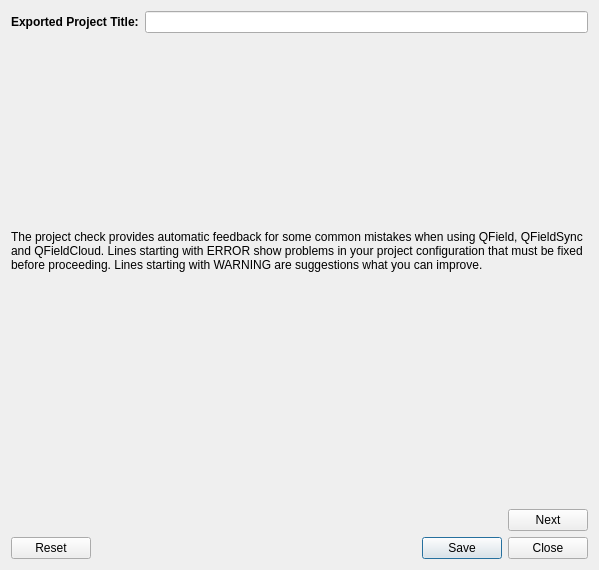
opengisch/qfieldsync, file qfieldsync/ui/package_dialog.ui: the form before one commit.
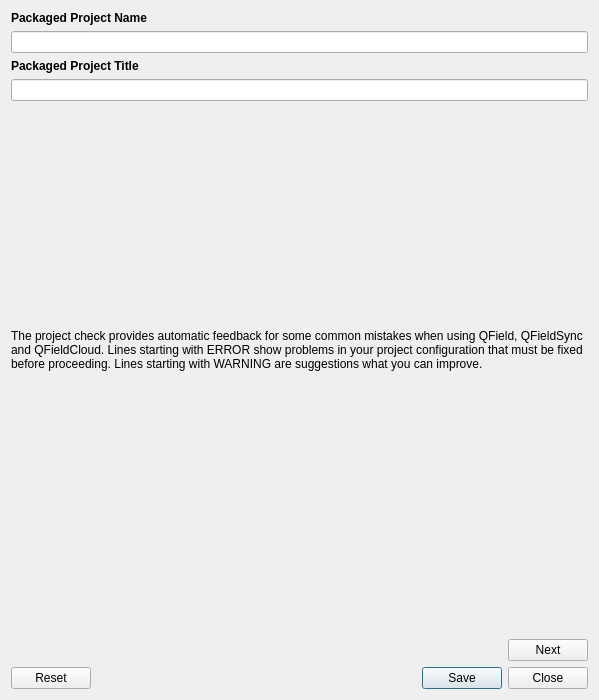
The form after the commit. Custom widgets are drawn as their Qt base class.

Commit message: Adding line edit for specify the project name, and improve the synchronization of packaged projects

Patch:
```diff
--- a/qfieldsync/ui/package_dialog.ui
+++ b/qfieldsync/ui/package_dialog.ui
@@ -7,7 +7,7 @@
     <x>0</x>
     <y>0</y>
     <width>599</width>
-    <height>570</height>
+    <height>700</height>
    </rect>
   </property>
   <property name="windowTitle">
@@ -15,14 +15,12 @@
   </property>
   <layout class="QVBoxLayout" name="verticalLayout_3">
    <item>
-    <layout class="QHBoxLayout" name="horizontalLayout_2">
-     <property name="topMargin">
-      <number>0</number>
-     </property>
-     <item>
       <widget class="QLabel" name="label_2">
+     <property name="styleSheet">
+      <string notr="true">bold</string>
+     </property>
        <property name="text">
-        <string>&lt;html&gt;&lt;head/&gt;&lt;body&gt;&lt;p&gt;&lt;span style=&quot; font-weight:600;&quot;&gt;Exported Project Title:&lt;/span&gt;&lt;/p&gt;&lt;/body&gt;&lt;/html&gt;</string>
+      <string>&lt;html&gt;&lt;head/&gt;&lt;body&gt;&lt;p&gt;&lt;span style=&quot; font-weight:600;&quot;&gt;Packaged Project Name&lt;/span&gt;&lt;/p&gt;&lt;/body&gt;&lt;/html&gt;</string>
        </property>
        <property name="textFormat">
         <enum>Qt::RichText</enum>
@@ -30,7 +28,7 @@
       </widget>
      </item>
      <item>
-      <widget class="QLineEdit" name="new_project_title">
+    <widget class="QLineEdit" name="packaged_project_name">
        <property name="sizePolicy">
         <sizepolicy hsizetype="MinimumExpanding" vsizetype="Preferred">
          <horstretch>0</horstretch>
@@ -42,7 +40,28 @@
        </property>
       </widget>
      </item>
-    </layout>
+   <item>
+    <widget class="QLabel" name="label_3">
+     <property name="text">
+      <string>&lt;p&gt;&lt;span style=&quot; font-weight:600;&quot;&gt;Packaged Project Title&lt;/span&gt;&lt;/p&gt;</string>
+     </property>
+     <property name="textFormat">
+      <enum>Qt::RichText</enum>
+     </property>
+    </widget>
+   </item>
+   <item>
+    <widget class="QLineEdit" name="packaged_project_title">
+     <property name="sizePolicy">
+      <sizepolicy hsizetype="MinimumExpanding" vsizetype="Preferred">
+       <horstretch>0</horstretch>
+       <verstretch>0</verstretch>
+      </sizepolicy>
+     </property>
+     <property name="text">
+      <string/>
+     </property>
+    </widget>
    </item>
    <item>
     <widget class="QStackedWidget" name="stackedWidget">
```
Lines whose indentation alone changed are shown as unchanged. The commit also changes 2 other files.
